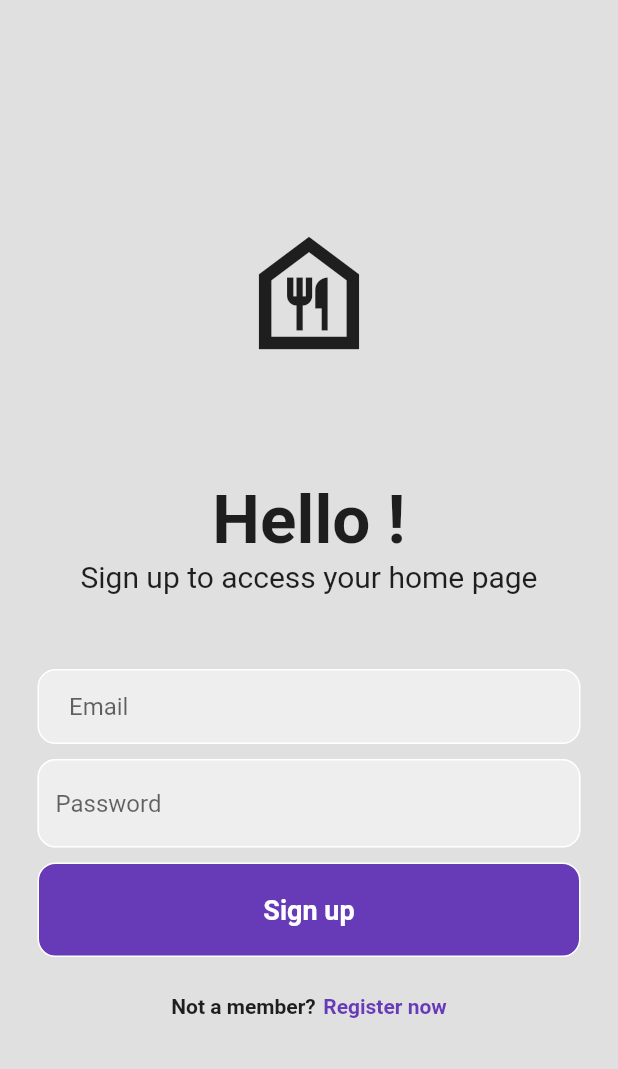
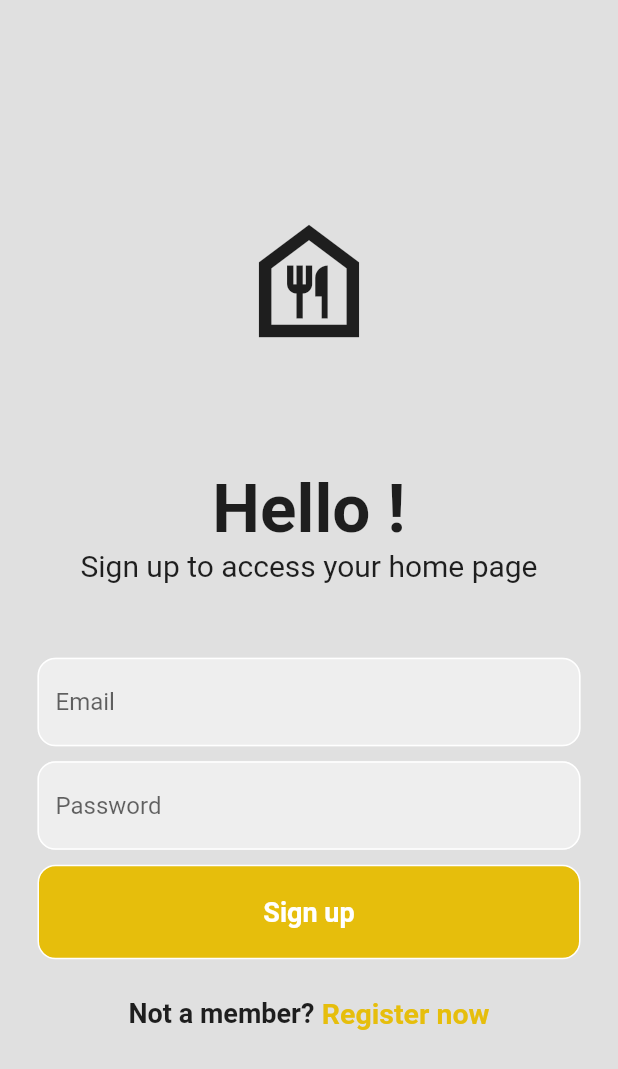
Before and after one commit to Kadjekevine/login_design, a Flutter app: the screen it shows after launch, on a phone screen of 412 x 824 dp. Shown: the top 1069 px of the screen. Run offline on Flutter 3.47's test engine with Material 2 defaults, Android fonts, the phone set to English and light mode, and no system bars; our stand-ins replace firebase_auth, firebase_core; accounts and stored records are empty.

Commit message:
optimize firebase auth

```diff
--- a/lib/main.dart
+++ b/lib/main.dart
@@ -1,8 +1,8 @@
 import 'package:firebase_core/firebase_core.dart';
 import 'package:flutter/material.dart';
-import 'package:my_app/main_page.dart';
+import 'package:my_app/screens/home/main_page.dart';
 
-import 'firebase_options.dart';
+import 'utils/firebase_options.dart';
 
 void main() async {
   WidgetsFlutterBinding.ensureInitialized();
--- a/lib/login.dart
+++ b/lib/screens/auth/login.dart
@@ -1,5 +1,6 @@
 import 'package:firebase_auth/firebase_auth.dart';
 import 'package:flutter/material.dart';
+import 'package:my_app/utils/color.dart';
 
 class Login extends StatefulWidget {
   const Login({super.key});
@@ -14,12 +15,69 @@ class _LoginState extends State<Login> {
   final _passwordController = TextEditingController();
 
   Future signIn() async {
+    print("Signing in...");
+
+    showDialog(
+      context: context,
+      builder: (context) {
+        return const Center(
+          child: CircularProgressIndicator(),
+        );
+      },
+    );
+
+    try {
       await FirebaseAuth.instance.signInWithEmailAndPassword(
         email: _emailController.text.trim(),
         password: _passwordController.text.trim(),
       );
+      Navigator.pop(context);
+    } on FirebaseAuthException catch (e) {
+      Navigator.pop(context);
+      if (e.code == 'user-not-found') {
+        wrongEmailMessage();
+      } else if (e.code == 'wrong-password') {
+        wrongPasswordMessage();
+      } else {
+        othersMessage();
+      }
+    }
+  }
 
-    print('ok');
+  //wrong email
+  void wrongEmailMessage() {
+    showDialog(
+      context: context,
+      builder: (context) {
+        return const AlertDialog(
+          title: Text('Incorrect email'),
+        );
+      },
+    );
+  }
+
+  //wrong passsword
+  void wrongPasswordMessage() {
+    showDialog(
+      context: context,
+      builder: (context) {
+        return const AlertDialog(
+          title: Text('Incorrect password'),
+        );
+      },
+    );
+  }
+
+  //wrong others
+  void othersMessage() {
+    showDialog(
+      context: context,
+      builder: (context) {
+        return const AlertDialog(
+          title: Text('Error'),
+        );
+      },
+    );
   }
 
   @override
@@ -66,21 +124,20 @@ class _LoginState extends State<Login> {
 
                 Padding(
                   padding: const EdgeInsets.symmetric(horizontal: 25.0),
-                  child: Container(
-                    decoration: BoxDecoration(
-                      color: Colors.grey[200],
-                      border: Border.all(color: Colors.white),
-                      borderRadius: BorderRadius.circular(12),
-                    ),
-                    child: Padding(
-                      padding: EdgeInsets.only(left: 20.0),
                   child: TextField(
                     controller: _emailController,
                     decoration: InputDecoration(
-                          border: InputBorder.none,
+                      enabledBorder: OutlineInputBorder(
+                        borderSide: const BorderSide(color: Colors.white),
+                        borderRadius: BorderRadius.circular(12),
+                      ),
+                      focusedBorder: OutlineInputBorder(
+                        borderSide: BorderSide(color: primary),
+                        borderRadius: BorderRadius.circular(12),
+                      ),
                       hintText: 'Email',
-                        ),
-                      ),
+                      fillColor: Colors.grey[200],
+                      filled: true,
                     ),
                   ),
                 ),
@@ -100,7 +157,7 @@ class _LoginState extends State<Login> {
                         borderRadius: BorderRadius.circular(12),
                       ),
                       focusedBorder: OutlineInputBorder(
-                        borderSide: const BorderSide(color: Colors.deepPurple),
+                        borderSide: BorderSide(color: primary),
                         borderRadius: BorderRadius.circular(12),
                       ),
                       hintText: 'Password',
@@ -113,18 +170,18 @@ class _LoginState extends State<Login> {
                 const SizedBox(height: 10),
 
                 //Sign up button
-                Padding(
+                GestureDetector(
+                  onTap: signIn,
+                  child: Padding(
                     padding: const EdgeInsets.symmetric(horizontal: 25.0),
                     child: Container(
                       padding: const EdgeInsets.all(20),
                       decoration: BoxDecoration(
-                      color: Colors.deepPurple,
+                        color: primary,
                         border: Border.all(color: Colors.white),
                         borderRadius: BorderRadius.circular(12),
                       ),
                       child: Center(
-                      child: GestureDetector(
-                        onTap: signIn,
                         child: const Text(
                           'Sign up',
                           style: TextStyle(
@@ -142,11 +199,12 @@ class _LoginState extends State<Login> {
 
                 Row(
                   mainAxisAlignment: MainAxisAlignment.center,
-                  children: const [
+                  children: [
                     Text(
                       'Not a member?',
                       style: TextStyle(
                         fontWeight: FontWeight.bold,
+                        fontSize: 18,
                       ),
                     ),
                     SizedBox(
@@ -155,8 +213,9 @@ class _LoginState extends State<Login> {
                     Text(
                       'Register now',
                       style: TextStyle(
-                        color: Colors.deepPurple,
+                        color: primary,
                         fontWeight: FontWeight.bold,
+                        fontSize: 19,
                       ),
                     ),
                   ],
--- a/lib/main_page.dart
+++ b/lib/screens/home/main_page.dart
@@ -1,7 +1,7 @@
 import 'package:firebase_auth/firebase_auth.dart';
 import 'package:flutter/material.dart';
 import 'home_page.dart';
-import 'login.dart';
+import '../auth/login.dart';
 
 class MainPage extends StatelessWidget {
   const MainPage({super.key});
--- /dev/null
+++ b/lib/utils/color.dart
@@ -0,0 +1,3 @@
+import 'package:flutter/material.dart';
+
+final primary = Color.fromARGB(255, 230, 190, 12);
```
Also changed, not shown: lib/screens/home/home_page.dart (renamed from lib/home_page.dart), lib/utils/firebase_options.dart (renamed from lib/firebase_options.dart). Lines whose indentation alone changed are shown as unchanged.
